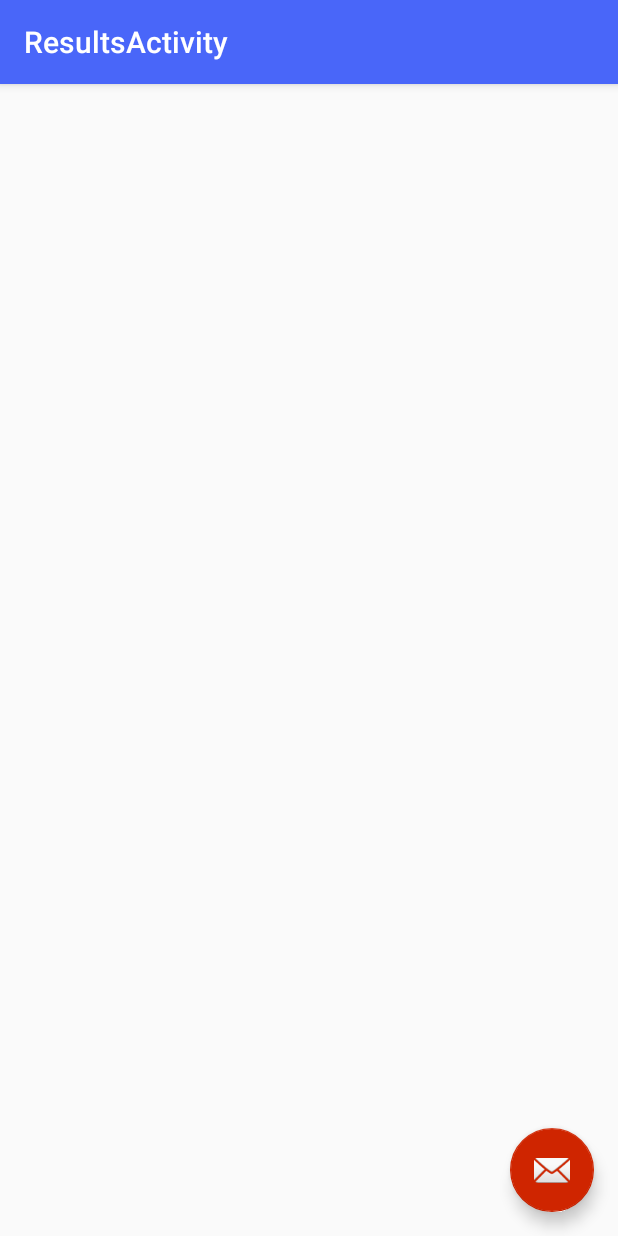
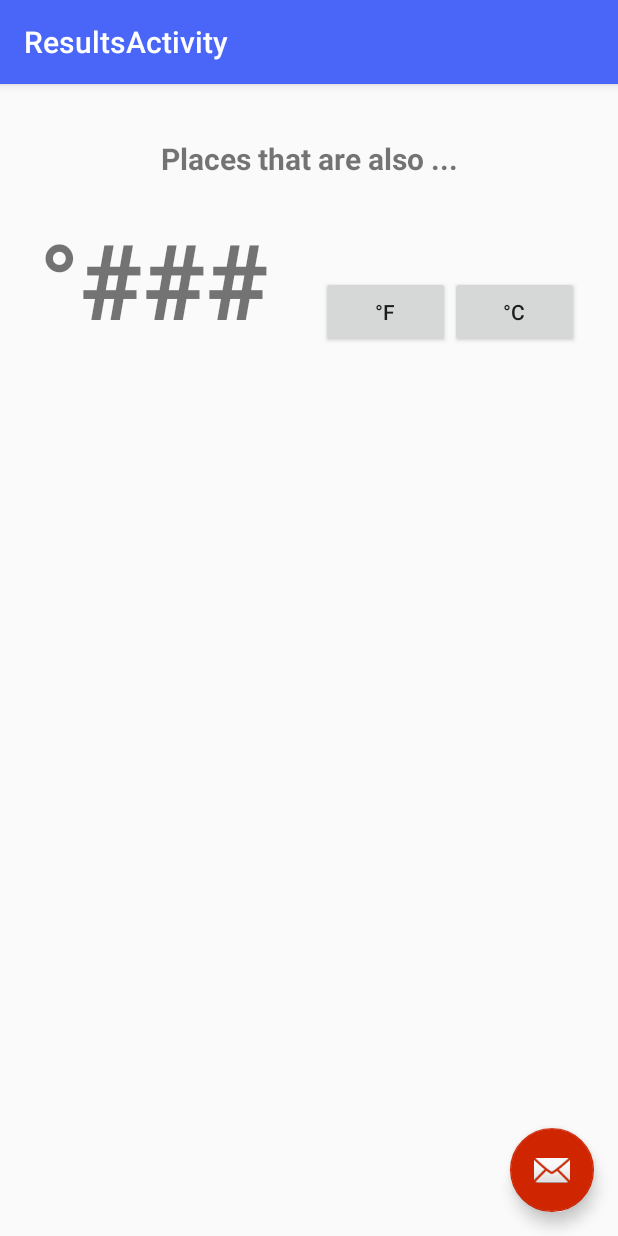
Before and after one commit to tmillner/SimilarTemperature, an Android app: the ResultsActivity screen opened directly, with no data from a screen before it, on a phone screen of 412 x 824 dp. Run offline under Robolectric (Android 15) with nearby library versions, the phone set to English and light mode, and no system bars; 4 statements that could not run were skipped.

Commit message:
task - Add local db query & image button

```diff
--- a/app/src/main/java/com/localhost/tmillner/similartemperature/ResultsActivity.java
+++ b/app/src/main/java/com/localhost/tmillner/similartemperature/ResultsActivity.java
@@ -1,5 +1,8 @@
 package com.localhost.tmillner.similartemperature;
 
+import android.content.Intent;
+import android.database.Cursor;
+import android.database.sqlite.SQLiteDatabase;
 import android.os.Bundle;
 import android.support.design.widget.FloatingActionButton;
 import android.support.design.widget.Snackbar;
@@ -7,7 +10,13 @@ import android.support.v7.app.AppCompatActivity;
 import android.support.v7.widget.Toolbar;
 import android.view.View;
 
+import com.localhost.tmillner.similartemperature.db.WeatherContract;
+import com.localhost.tmillner.similartemperature.db.WeatherHelper;
+import com.localhost.tmillner.similartemperature.helpers.WeatherRequest;
+
 public class ResultsActivity extends AppCompatActivity {
+
+    private String degrees;
 
     @Override
     protected void onCreate(Bundle savedInstanceState) {
@@ -24,6 +33,45 @@ public class ResultsActivity extends AppCompatActivity {
                         .setAction("Action", null).show();
             }
         });
+        this.setDegrees();
+        this.populateMatchesList();
     }
 
+    public void setDegrees() {
+        Intent intent = getIntent();
+        this.degrees = intent.getStringExtra(WeatherRequest.WEATHER_CURRENT);
+    }
+
+    public void populateMatchesList() {
+        // First query DB for locations above threshold
+        SQLiteDatabase db = new WeatherHelper(this).getReadableDatabase();
+        String[] projection = {
+                WeatherContract.COLUMN_CITY,
+                WeatherContract.COLUMN_COUNTRY,
+                WeatherContract.COLUMN_POPULATION
+        };
+
+        String whereSelection = WeatherContract.COLUMN_POPULATION + " > ?";
+        // WeatherContract.COLUMN_POPULATION is stored as a long, not sure if string will work
+        String[] whereArgs= {getString(R.string.preferences_weather_city_min_population_value)};
+
+        String sortOrder = "CASE WHEN " + WeatherContract.COLUMN_POPULATION + " IS NULL " +
+                " THEN 0 ELSE 1 END, " + WeatherContract.COLUMN_POPULATION;
+        Cursor cursor = db.query(WeatherContract.TABLE,
+                projection,
+                whereSelection,
+                whereArgs,
+                null,
+                null,
+                sortOrder,
+                getString(R.string.preferences_weather_api_threshold_per_minute_value));
+
+        // Then query API for locations that match
+        cursor.move(-1);
+        while(cursor.moveToNext()) {
+            String city = cursor.getString(cursor.getColumnIndex(WeatherContract.COLUMN_CITY));
+            String country = cursor.getString(cursor.getColumnIndex(WeatherContract.COLUMN_COUNTRY));
+
+        }
+    }
 }
--- /dev/null
+++ b/app/src/main/res/drawable-mdpi/go_button.xml
@@ -0,0 +1,6 @@
+<?xml version="1.0" encoding="utf-8"?>
+<selector xmlns:android="http://schemas.android.com/apk/res/android">
+    <item android:drawable="@drawable/go_button" android:state_selected="true" />
+    <item android:drawable="@drawable/go_button" android:state_pressed="true" />
+    <item android:drawable="@drawable/go_button" />
+</selector>
--- a/app/src/main/res/layout/content_main.xml
+++ b/app/src/main/res/layout/content_main.xml
@@ -38,8 +38,15 @@
             <AutoCompleteTextView
                 android:layout_width="0dp"
                 android:layout_height="wrap_content"
-                android:layout_weight="9"
+                android:layout_weight="10"
                 android:hint="zip code"/>
+
+            <ImageButton
+                android:layout_width="0dp"
+                android:layout_height="wrap_content"
+                android:layout_weight="2"
+                android:src="@drawable/go_button"
+                android:background="@android:color/darker_gray"/>
 
         </LinearLayout>
 
--- a/app/src/main/res/layout/content_results.xml
+++ b/app/src/main/res/layout/content_results.xml
@@ -12,4 +12,62 @@
     tools:context="com.localhost.tmillner.similartemperature.ResultsActivity"
     tools:showIn="@layout/activity_results">
 
+    <LinearLayout
+        android:layout_width="match_parent"
+        android:layout_height="wrap_content"
+        android:orientation="vertical"
+        android:layout_marginTop="20dp"
+        android:layout_marginLeft="10dp"
+        android:layout_marginRight="10dp">
+
+        <TextView
+            android:layout_width="match_parent"
+            android:layout_height="wrap_content"
+            android:text="@string/results_heading_string"
+            android:textStyle="bold"
+            android:textSize="20dp"
+            android:gravity="center_horizontal"/>
+
+        <LinearLayout
+            android:layout_marginTop="20dp"
+            android:layout_marginBottom="10dp"
+            android:layout_width="wrap_content"
+            android:layout_height="match_parent"
+            android:orientation="horizontal">
+
+            <TextView
+                android:layout_width="match_parent"
+                android:layout_height="wrap_content"
+                android:text="°###  "
+                android:textStyle="bold"
+                android:textSize="70dp"
+                android:gravity="center_horizontal"/>
+
+            <Button
+                android:layout_width="0dp"
+                android:layout_height="wrap_content"
+                android:layout_weight="2"
+                android:text="@string/main_fahrenheit"/>
+            <Button
+                android:layout_width="0dp"
+                android:layout_height="wrap_content"
+                android:layout_weight="2"
+                android:text="@string/main_celsius"/>
+
+        </LinearLayout>
+
+
+        <LinearLayout
+            android:layout_marginTop="20dp"
+            android:layout_width="match_parent"
+            android:layout_height="match_parent"
+            android:orientation="vertical">
+
+            <ListView
+                android:layout_width="match_parent"
+                android:layout_height="match_parent">
+            </ListView>
+
+        </LinearLayout>
+    </LinearLayout>
 </RelativeLayout>
--- a/app/src/main/res/values/strings.xml
+++ b/app/src/main/res/values/strings.xml
@@ -10,7 +10,13 @@
     <!-- OpenWeatherMap / https://home.openweathermap.org/ -->
     <string name="preferences_weather_api_token_key">"weatherApiToken"</string>
     <string name="preferences_weather_api_token_value">"196be975ac5aabec76a6f15989204e99"</string>
+    <string name="preferences_weather_api_threshold_per_minute_key">"ThresholdPerMinute"</string>
+    <string name="preferences_weather_api_threshold_per_minute_value">"60"</string>
     <string name="preferences_weather_temperature_unit_key">"temperatureUnit"</string>
     <string name="preferences_weather_temperature_unit_value">"metric"</string>
+    <string name="preferences_weather_city_min_population_key">"CityMinPopulation"</string>
+    <string name="preferences_weather_city_min_population_value">"400000"</string>
+
     <string name="title_activity_results">ResultsActivity</string>
+    <string name="results_heading_string">Places that are also ...</string>
 </resources>
```
Also changed, not shown: app/src/main/res/drawable-hdpi/go_button.png (added), app/src/main/res/drawable-mdpi/go_button.png (added), app/src/main/res/drawable-xhdpi/go_button.png (added), app/src/main/res/drawable-xxhdpi/go_button.png (added).
